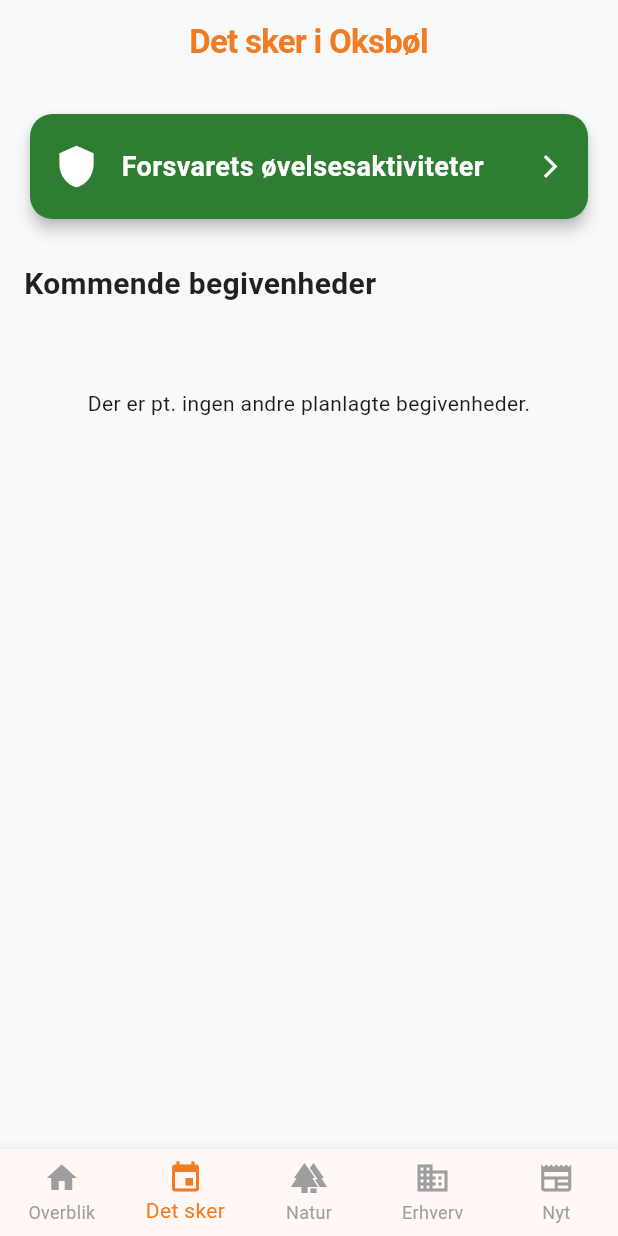
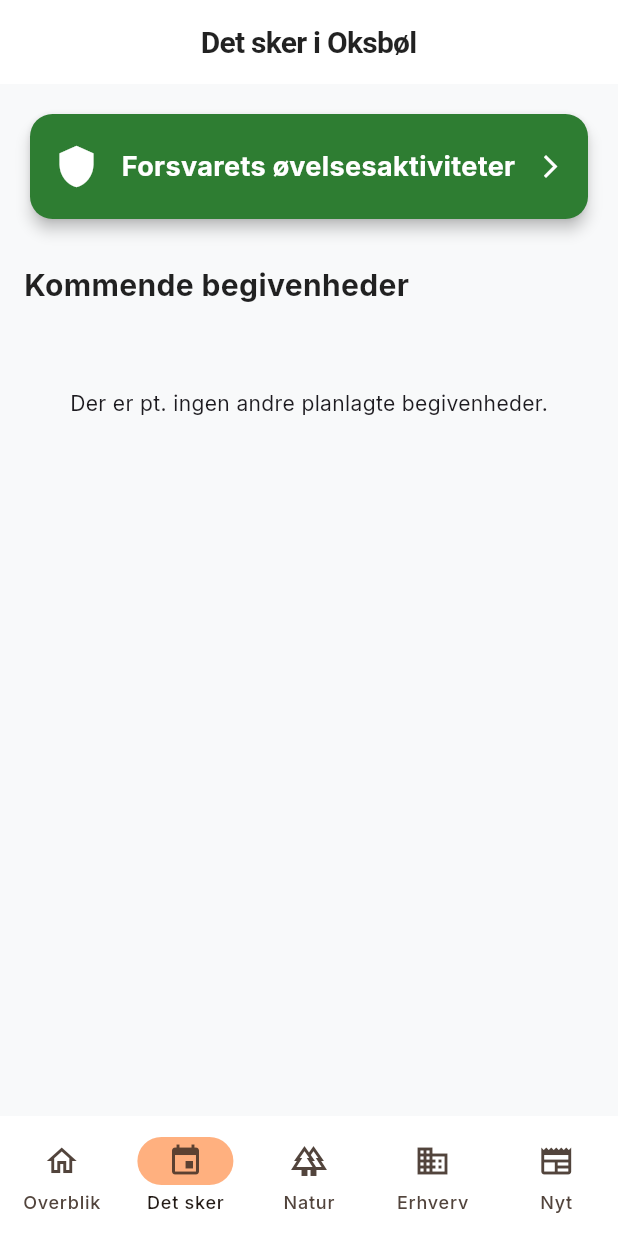
Before and after one commit to TheHager/oksboel-app, a Flutter app: the screen it shows after launch, swiped to page 2, on a phone screen of 412 x 824 dp. Run offline on Flutter 3.47's test engine with Material 3 defaults, Android fonts, the phone set to English and light mode, and no system bars; our stand-ins replace geolocator, google_fonts, logger; missing offline and left inert: dart:html, dart:ui_web; network calls fail.

Commit message:
feat: global theme and navigation overhaul (Phase 1)
Co-authored-by: TheHager <282385180+TheHager@users.noreply.github.com>

```diff
--- a/lib/main.dart
+++ b/lib/main.dart
@@ -3,6 +3,8 @@ import 'utils/proxy_helper.dart';
 import 'dart:ui';
 
 import 'package:flutter/material.dart';
+import 'package:google_fonts/google_fonts.dart';
+
 import 'services/api_service.dart';
 import 'package:url_launcher/url_launcher.dart';
 import 'package:http/http.dart' as http;
@@ -572,10 +574,41 @@ class OksbolApp extends StatelessWidget {
         colorScheme: ColorScheme.fromSeed(seedColor: const Color(0xFFF27C21)),
         useMaterial3: true,
         scaffoldBackgroundColor: const Color(0xFFF8F9FA),
+        textTheme: GoogleFonts.interTextTheme(Theme.of(context).textTheme)
+            .copyWith(
+              titleLarge: GoogleFonts.inter(
+                fontWeight: FontWeight.bold,
+                color: Colors.black87,
+              ),
+              titleMedium: GoogleFonts.inter(
+                fontWeight: FontWeight.bold,
+                color: Colors.black87,
+              ),
+              titleSmall: GoogleFonts.inter(
+                fontWeight: FontWeight.bold,
+                color: Colors.black87,
+              ),
+            ),
+        cardTheme: const CardThemeData(
+          color: Colors.white,
+          elevation: 1,
+          shape: RoundedRectangleBorder(
+            borderRadius: BorderRadius.all(Radius.circular(24)),
+            side: BorderSide.none,
+          ),
+        ),
         appBarTheme: const AppBarTheme(
           scrolledUnderElevation: 0.0,
           surfaceTintColor: Colors.transparent,
-          backgroundColor: Color(0xFFF8F9FA),
+          backgroundColor: Colors.white,
+          elevation: 0,
+          foregroundColor: Colors.black87,
+          iconTheme: IconThemeData(color: Colors.black87),
+          titleTextStyle: TextStyle(
+            color: Colors.black87,
+            fontSize: 20,
+            fontWeight: FontWeight.bold,
+          ),
         ),
       ),
       home: const SplashScreen(),
@@ -637,18 +670,38 @@ class _MainNavigationState extends State<MainNavigation> {
           NyhederPage(), // Index 4
         ],
       ),
-      bottomNavigationBar: BottomNavigationBar(
-        currentIndex: _currentIndex,
-        onTap: _onItemTapped,
-        type: BottomNavigationBarType.fixed, // SKAL være fixed ved 5 elementer
-        selectedItemColor: const Color(0xFFF27C21), // Din orange farve
-        unselectedItemColor: Colors.grey,
-        items: const [
-          BottomNavigationBarItem(icon: Icon(Icons.home), label: 'Overblik'),
-          BottomNavigationBarItem(icon: Icon(Icons.event), label: 'Det sker'),
-          BottomNavigationBarItem(icon: Icon(Icons.forest), label: 'Natur'),
-          BottomNavigationBarItem(icon: Icon(Icons.business), label: 'Erhverv'),
-          BottomNavigationBarItem(icon: Icon(Icons.newspaper), label: 'Nyt'),
+      bottomNavigationBar: NavigationBar(
+        selectedIndex: _currentIndex,
+        onDestinationSelected: _onItemTapped,
+        backgroundColor: Colors.white,
+        elevation: 0,
+        indicatorColor: const Color(0xFFFFB07F), // Muted orange/peach
+        destinations: const [
+          NavigationDestination(
+            icon: Icon(Icons.home_outlined),
+            selectedIcon: Icon(Icons.home),
+            label: 'Overblik',
+          ),
+          NavigationDestination(
+            icon: Icon(Icons.event_outlined),
+            selectedIcon: Icon(Icons.event),
+            label: 'Det sker',
+          ),
+          NavigationDestination(
+            icon: Icon(Icons.forest_outlined),
+            selectedIcon: Icon(Icons.forest),
+            label: 'Natur',
+          ),
+          NavigationDestination(
+            icon: Icon(Icons.business_outlined),
+            selectedIcon: Icon(Icons.business),
+            label: 'Erhverv',
+          ),
+          NavigationDestination(
+            icon: Icon(Icons.newspaper_outlined),
+            selectedIcon: Icon(Icons.newspaper),
+            label: 'Nyt',
+          ),
         ],
       ),
     );
--- a/pubspec.yaml
+++ b/pubspec.yaml
@@ -28,6 +28,7 @@ environment:
 # the latest version available on pub.dev. To see which dependencies have newer
 # versions available, run `flutter pub outdated`.
 dependencies:
+  google_fonts: ^6.2.1
   flutter:
     sdk: flutter
 
@@ -39,8 +40,6 @@ dependencies:
   intl: ^0.20.2
   geolocator: ^14.0.2
   logger: ^2.7.0
-
-
 dev_dependencies:
   flutter_test:
     sdk: flutter
```
Also changed, not shown: pubspec.lock, 2 other files.
